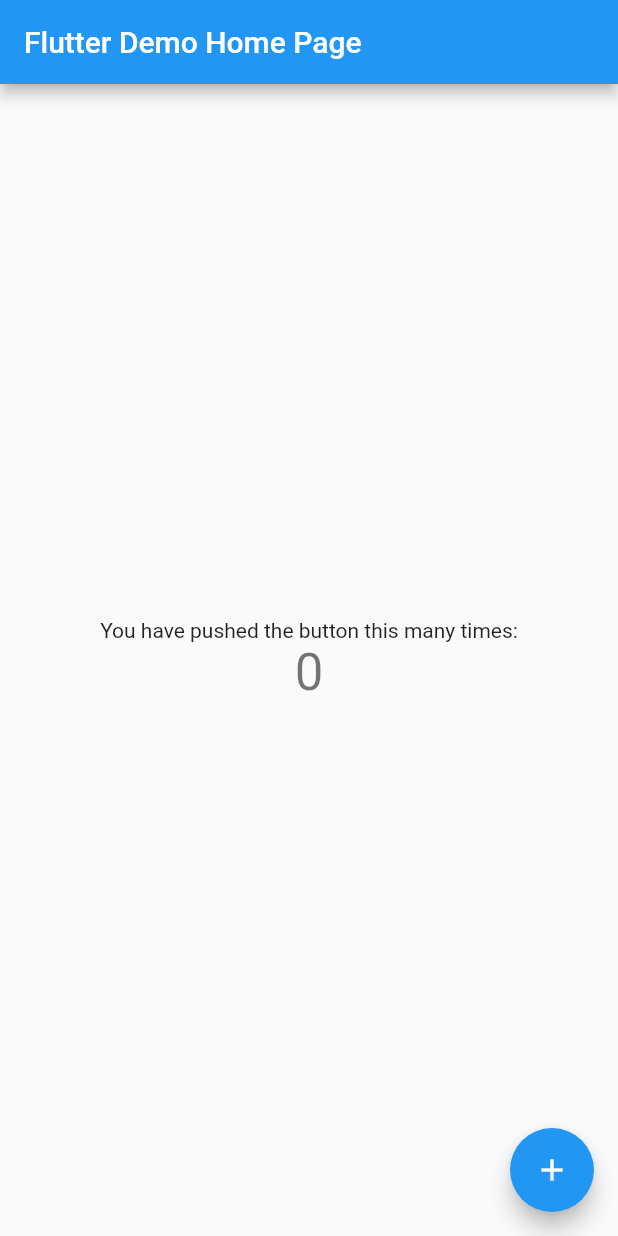
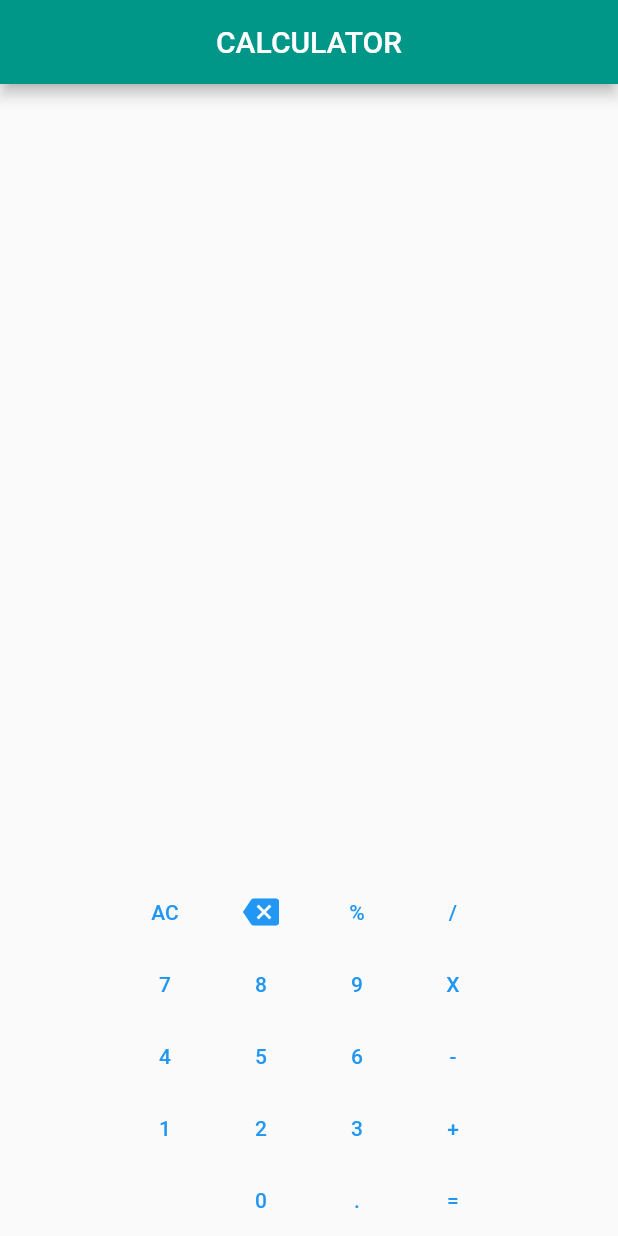
Before and after one commit to Sai-Gruheeth-N/calculator-flutter, a Flutter app: the screen it shows after launch, on a phone screen of 412 x 824 dp. Run offline on Flutter 3.47's test engine with Material 2 defaults, Android fonts, the phone set to English and light mode, and no system bars.

Commit message:
basic functions added

```diff
--- a/lib/main.dart
+++ b/lib/main.dart
@@ -1,115 +1,19 @@
 import 'package:flutter/material.dart';
+import 'mainPage.dart';
 
 void main() {
   runApp(const MyApp());
 }
 
 class MyApp extends StatelessWidget {
-  const MyApp({super.key});
+  const MyApp({Key? key}) : super(key: key);
 
-  // This widget is the root of your application.
   @override
   Widget build(BuildContext context) {
     return MaterialApp(
-      title: 'Flutter Demo',
-      theme: ThemeData(
-        // This is the theme of your application.
-        //
-        // Try running your application with "flutter run". You'll see the
-        // application has a blue toolbar. Then, without quitting the app, try
-        // changing the primarySwatch below to Colors.green and then invoke
-        // "hot reload" (press "r" in the console where you ran "flutter run",
-        // or simply save your changes to "hot reload" in a Flutter IDE).
-        // Notice that the counter didn't reset back to zero; the application
-        // is not restarted.
-        primarySwatch: Colors.blue,
-      ),
-      home: const MyHomePage(title: 'Flutter Demo Home Page'),
+      debugShowCheckedModeBanner: false,
+      darkTheme: ThemeData.dark(),
+      home: MainPage(),
     );
   }
 }
-
-class MyHomePage extends StatefulWidget {
-  const MyHomePage({super.key, required this.title});
-
-  // This widget is the home page of your application. It is stateful, meaning
-  // that it has a State object (defined below) that contains fields that affect
-  // how it looks.
-
-  // This class is the configuration for the state. It holds the values (in this
-  // case the title) provided by the parent (in this case the App widget) and
-  // used by the build method of the State. Fields in a Widget subclass are
-  // always marked "final".
-
-  final String title;
-
-  @override
-  State<MyHomePage> createState() => _MyHomePageState();
-}
-
-class _MyHomePageState extends State<MyHomePage> {
-  int _counter = 0;
-
-  void _incrementCounter() {
-    setState(() {
-      // This call to setState tells the Flutter framework that something has
-      // changed in this State, which causes it to rerun the build method below
-      // so that the display can reflect the updated values. If we changed
-      // _counter without calling setState(), then the build method would not be
-      // called again, and so nothing would appear to happen.
-      _counter++;
-    });
-  }
-
-  @override
-  Widget build(BuildContext context) {
-    // This method is rerun every time setState is called, for instance as done
-    // by the _incrementCounter method above.
-    //
-    // The Flutter framework has been optimized to make rerunning build methods
-    // fast, so that you can just rebuild anything that needs updating rather
-    // than having to individually change instances of widgets.
-    return Scaffold(
-      appBar: AppBar(
-        // Here we take the value from the MyHomePage object that was created by
-        // the App.build method, and use it to set our appbar title.
-        title: Text(widget.title),
-      ),
-      body: Center(
-        // Center is a layout widget. It takes a single child and positions it
-        // in the middle of the parent.
-        child: Column(
-          // Column is also a layout widget. It takes a list of children and
-          // arranges them vertically. By default, it sizes itself to fit its
-          // children horizontally, and tries to be as tall as its parent.
-          //
-          // Invoke "debug painting" (press "p" in the console, choose the
-          // "Toggle Debug Paint" action from the Flutter Inspector in Android
-          // Studio, or the "Toggle Debug Paint" command in Visual Studio Code)
-          // to see the wireframe for each widget.
-          //
-          // Column has various properties to control how it sizes itself and
-          // how it positions its children. Here we use mainAxisAlignment to
-          // center the children vertically; the main axis here is the vertical
-          // axis because Columns are vertical (the cross axis would be
-          // horizontal).
-          mainAxisAlignment: MainAxisAlignment.center,
-          children: <Widget>[
-            const Text(
-              'You have pushed the button this many times:',
-            ),
-            Text(
-              '$_counter',
-              style: Theme.of(context).textTheme.headline4,
-            ),
-          ],
-        ),
-      ),
-      floatingActionButton: FloatingActionButton(
-        onPressed: _incrementCounter,
-        tooltip: 'Increment',
-        child: const Icon(Icons.add),
-      ), // This trailing comma makes auto-formatting nicer for build methods.
-    );
-  }
-}
--- /dev/null
+++ b/lib/mainPage.dart
@@ -0,0 +1,131 @@
+import 'package:flutter/material.dart';
+
+class MainPage extends StatelessWidget {
+  const MainPage({Key? key}) : super(key: key);
+
+  @override
+  Widget build(BuildContext context) {
+    return Scaffold(
+      appBar: AppBar(
+        backgroundColor: Colors.teal,
+        centerTitle: true,
+        title: Text('CALCULATOR'),
+      ),
+      body: SafeArea(
+        child: Container(
+          child: Row(
+            mainAxisAlignment: MainAxisAlignment.center,
+            crossAxisAlignment: CrossAxisAlignment.stretch,
+            children: [
+              Column(
+                mainAxisAlignment: MainAxisAlignment.end,
+                crossAxisAlignment: CrossAxisAlignment.center,
+                children: [
+                  TextButton(
+                    onPressed: () {},
+                    child: Text('AC'),
+                  ),
+                  TextButton(
+                    onPressed: () {},
+                    child: Text('7'),
+                  ),
+                  TextButton(
+                    onPressed: () {},
+                    child: Text('4'),
+                  ),
+                  TextButton(
+                    onPressed: () {},
+                    child: Text('1'),
+                  ),
+                  TextButton(
+                    onPressed: () {},
+                    child: Text(''),
+                  ),
+                ],
+              ),
+              Column(
+                mainAxisAlignment: MainAxisAlignment.end,
+                crossAxisAlignment: CrossAxisAlignment.center,
+                children: [
+                  TextButton(
+                    onPressed: () {},
+                    child: Icon(Icons.backspace),
+                  ),
+                  TextButton(
+                    onPressed: () {},
+                    child: Text('8'),
+                  ),
+                  TextButton(
+                    onPressed: () {},
+                    child: Text('5'),
+                  ),
+                  TextButton(
+                    onPressed: () {},
+                    child: Text('2'),
+                  ),
+                  TextButton(
+                    onPressed: () {},
+                    child: Text('0'),
+                  ),
+                ],
+              ),
+              Column(
+                mainAxisAlignment: MainAxisAlignment.end,
+                crossAxisAlignment: CrossAxisAlignment.center,
+                children: [
+                  TextButton(
+                    onPressed: () {},
+                    child: Text('%'),
+                  ),
+                  TextButton(
+                    onPressed: () {},
+                    child: Text('9'),
+                  ),
+                  TextButton(
+                    onPressed: () {},
+                    child: Text('6'),
+                  ),
+                  TextButton(
+                    onPressed: () {},
+                    child: Text('3'),
+                  ),
+                  TextButton(
+                    onPressed: () {},
+                    child: Text('.'),
+                  ),
+                ],
+              ),
+              Column(
+                mainAxisAlignment: MainAxisAlignment.end,
+                crossAxisAlignment: CrossAxisAlignment.center,
+                children: [
+                  TextButton(
+                    onPressed: () {},
+                    child: Text('/'),
+                  ),
+                  TextButton(
+                    onPressed: () {},
+                    child: Text('X'),
+                  ),
+                  TextButton(
+                    onPressed: () {},
+                    child: Text('-'),
+                  ),
+                  TextButton(
+                    style: TextButton.styleFrom(),
+                    onPressed: () {},
+                    child: Text('+'),
+                  ),
+                  TextButton(
+                    onPressed: () {},
+                    child: Text('='),
+                  ),
+                ],
+              ),
+            ],
+          ),
+        ),
+      ),
+    );
+  }
+}
```
